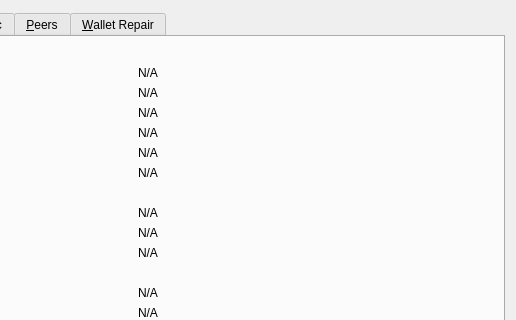
The window that src/qt/forms/rpcconsole.ui (Globycoin/glbcore) describes before a commit, drawn with Qt 5; both pictures show x 253 to 769 and y 0 to 320 of the 769 by 485 pixel window.
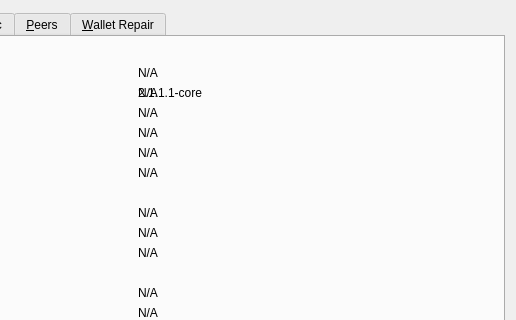
The same window after the commit. The open tabs and pages were chosen to show the change. Icons and pictures are not drawn. Custom widgets are drawn as their Qt base class.

```diff
--- a/src/qt/forms/rpcconsole.ui
+++ b/src/qt/forms/rpcconsole.ui
@@ -86,6 +86,13 @@
          </property>
         </widget>
        </item>
+ <item row="2" column="1">
+        <widget class="QLabel" name="clientNameLabel2">
+         <property name="text">
+          <string>2.1.1.1-core</string>
+         </property>
+        </widget>
+       </item>
        <item row="3" column="0">
         <widget class="QLabel" name="openSSLVersionLabel">
          <property name="text">
```
Left out of the diff: 3 changed lines with no effect on the pictures.
